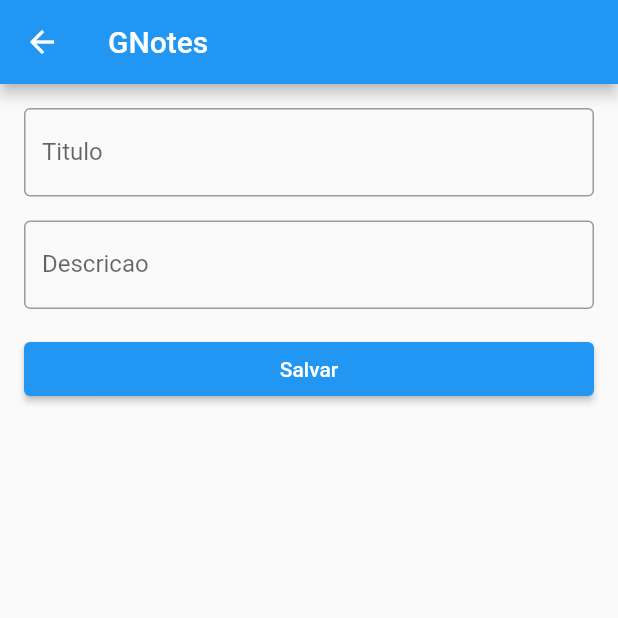
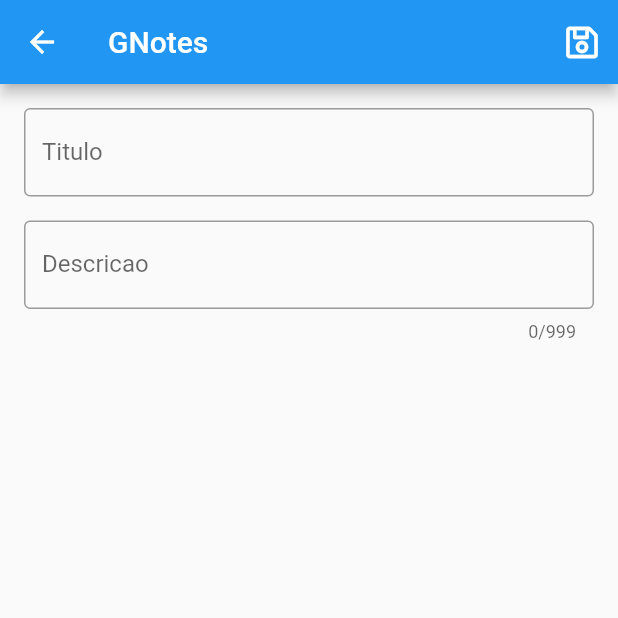
Before and after one commit to Paitomax/gnotes, a Flutter app: the AddNoteScreen screen opened directly, on a phone screen of 412 x 824 dp, the top half of it. Run offline on Flutter 3.47's test engine with Material 2 defaults, Android fonts, the phone set to English and light mode, and no system bars; our stand-ins replace bloc, cloud_firestore, equatable, firebase_auth, flutter_bloc, font_awesome_flutter and 1 more; accounts and stored records are empty; generated files the repository leaves out were written again.

Commit message:
add note screen layout adjustments

```diff
--- a/lib/src/add_note/add_note_form.dart
+++ /dev/null
@@ -1,100 +0,0 @@
-import 'package:flutter/cupertino.dart';
-import 'package:flutter/material.dart';
-import 'package:flutter_bloc/flutter_bloc.dart';
-import 'package:gnotes/src/add_note/add_note_bloc.dart';
-import 'package:gnotes/src/add_note/add_note_event.dart';
-import 'package:gnotes/src/add_note/add_note_state.dart';
-import 'package:gnotes/src/models/note.dart';
-
-class AddNoteForm extends StatefulWidget {
-  final Note note;
-
-  const AddNoteForm({Key key, this.note}) : super(key: key);
-
-  @override
-  State<StatefulWidget> createState() {
-    return _AddNoteFormState();
-  }
-}
-
-class _AddNoteFormState extends State<AddNoteForm> {
-  TextEditingController _titleController = TextEditingController();
-  TextEditingController _bodyController = TextEditingController();
-  AddNoteBloc _bloc = AddNoteBloc();
-
-  @override
-  Widget build(BuildContext context) {
-    if (widget.note != null) {
-      _titleController.text = widget.note.title;
-      _bodyController.text = widget.note.body;
-    }
-    return BlocBuilder<AddNoteBloc, AddNoteState>(
-        bloc: _bloc,
-        builder: (context, state) {
-          if (state is AddNoteError) {
-            return Text(state.error);
-          } else if (state is AddNoteLoading) {
-            return CircularProgressIndicator();
-          } else if (state is AddNoteLoaded) {
-            WidgetsBinding.instance.addPostFrameCallback((_) {
-              Navigator.of(context).pop();
-            });
-            return CircularProgressIndicator();
-          } else {
-            return Form(
-              child: Column(
-                children: <Widget>[
-                  getTitle(),
-                  getBody(),
-                  getSubmitButton(),
-                ],
-              ),
-            );
-          }
-        });
-  }
-
-  getTitle() {
-    return Container(
-      margin: EdgeInsets.only(top: 16, left: 16, right: 16),
-      child: TextFormField(
-        controller: _titleController,
-        decoration:
-            InputDecoration(border: OutlineInputBorder(), labelText: "Titulo"),
-      ),
-    );
-  }
-
-  getBody() {
-    return Container(
-      margin: EdgeInsets.only(top: 16, left: 16, right: 16),
-      child: TextFormField(
-        controller: _bodyController,
-        decoration: InputDecoration(
-            border: OutlineInputBorder(), labelText: "Descricao"),
-      ),
-    );
-  }
-
-  getSubmitButton() {
-    return Container(
-      width: double.infinity,
-      margin: EdgeInsets.only(top: 16, left: 16, right: 16),
-      child: RaisedButton(
-        child: Text(
-          "Salvar",
-        ),
-        onPressed: () {
-          DateTime dateTimeNow = DateTime.now();
-          Note note = Note(
-              _titleController.text,
-              _bodyController.text,
-              widget.note != null ? widget.note.createTime : dateTimeNow,
-              dateTimeNow,
-              id: widget.note != null ? widget.note.id : null);
-          _bloc.dispatch(AddNoteSubmit(note));
-        },
-      ),
-    );
-  }
-}
--- a/lib/src/add_note/add_note_screen.dart
+++ b/lib/src/add_note/add_note_screen.dart
@@ -1,20 +1,127 @@
 import 'package:flutter/cupertino.dart';
 import 'package:flutter/material.dart';
-import 'package:gnotes/src/add_note/add_note_form.dart';
+import 'package:flutter_bloc/flutter_bloc.dart';
+import 'package:font_awesome_flutter/font_awesome_flutter.dart';
+import 'package:gnotes/src/add_note/add_note_bloc.dart';
+import 'package:gnotes/src/add_note/add_note_event.dart';
+import 'package:gnotes/src/add_note/add_note_state.dart';
 import 'package:gnotes/src/models/note.dart';
 
-class AddNoteScreen extends StatelessWidget {
+class AddNoteScreen extends StatefulWidget {
   final Note note;
 
   const AddNoteScreen({Key key, this.note}) : super(key: key);
+
+  @override
+  _AddNoteScreenState createState() => _AddNoteScreenState();
+}
+
+class _AddNoteScreenState extends State<AddNoteScreen> {
+  TextEditingController _titleController = TextEditingController();
+  TextEditingController _bodyController = TextEditingController();
+  AddNoteBloc _bloc = AddNoteBloc();
+
+  final FocusNode _titleFocus = FocusNode();
+  final FocusNode _bodyFocus = FocusNode();
+
+  @override
+  void initState() {
+    super.initState();
+    if (widget.note != null) {
+      _titleController.text = widget.note.title;
+      _bodyController.text = widget.note.body;
+    }
+  }
 
   @override
   Widget build(BuildContext context) {
     return Scaffold(
       appBar: AppBar(
         title: Text("GNotes"),
+        leading: IconButton(
+          icon: Icon(Icons.arrow_back),
+          onPressed: _saveNoteAndExit,
+        ),
+        actions: <Widget>[
+          IconButton(
+            icon: Icon(FontAwesomeIcons.save),
+            onPressed: _saveNoteAndExit,
+          )
+        ],
       ),
-      body: AddNoteForm(note: note),
+      body: BlocBuilder<AddNoteBloc, AddNoteState>(
+          bloc: _bloc,
+          builder: (context, state) {
+            if (state is AddNoteError) {
+              return Text(state.error);
+            } else if (state is AddNoteLoading) {
+              return CircularProgressIndicator();
+            } else if (state is AddNoteLoaded) {
+              WidgetsBinding.instance.addPostFrameCallback((_) {
+                Navigator.of(context).pop();
+              });
+              return CircularProgressIndicator();
+            } else {
+              return Form(
+                child: Column(
+                  children: <Widget>[
+                    getTitle(),
+                    getBody(),
+                  ],
+                ),
+              );
+            }
+          }),
     );
   }
+
+  getTitle() {
+    return Container(
+      margin: EdgeInsets.only(top: 16, left: 16, right: 16),
+      child: TextFormField(
+        focusNode: _titleFocus,
+        textInputAction: TextInputAction.next,
+        onFieldSubmitted: (_) {
+          _titleFocus.unfocus();
+          FocusScope.of(context).requestFocus(_bodyFocus);
+        },
+        controller: _titleController,
+        decoration:
+            InputDecoration(border: OutlineInputBorder(), labelText: "Titulo"),
+      ),
+    );
+  }
+
+  getBody() {
+    return Container(
+      margin: EdgeInsets.only(top: 16, left: 16, right: 16),
+      child: TextFormField(
+        maxLength: 999,
+        maxLines: 20,
+        minLines: 1,
+        focusNode: _bodyFocus,
+        textInputAction: TextInputAction.newline,
+        controller: _bodyController,
+        decoration: InputDecoration(
+            border: OutlineInputBorder(), labelText: "Descricao"),
+      ),
+    );
+  }
+
+  _saveNoteAndExit() {
+    if ((_titleController.text.isEmpty && _bodyController.text.isEmpty) ||
+        (_titleController.text == widget.note.title &&
+            _bodyController.text == widget.note.body)) {
+      WidgetsBinding.instance.addPostFrameCallback((_) {
+        Navigator.of(context).pop();
+      });
+      return;
+    }
+
+    DateTime dateTimeNow = DateTime.now();
+    Note note = Note(_titleController.text, _bodyController.text,
+        widget.note != null ? widget.note.createTime : dateTimeNow, dateTimeNow,
+        id: widget.note != null ? widget.note.id : null);
+    _bloc.dispatch(AddNoteSubmit(note));
+  }
 }
```
